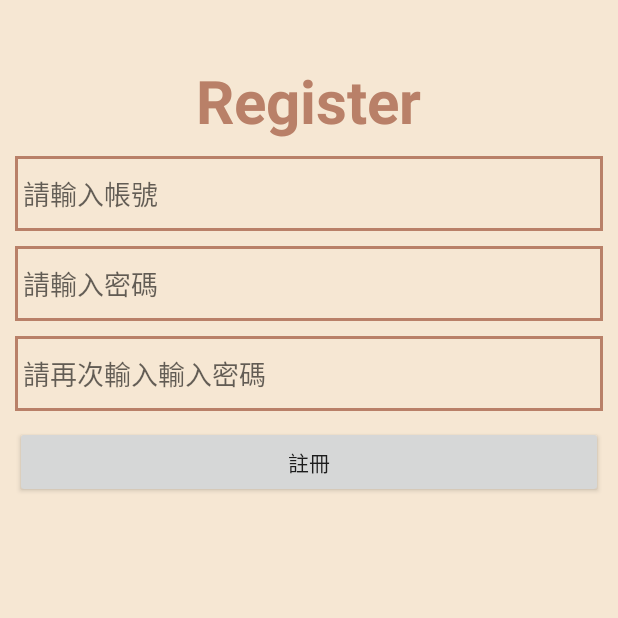
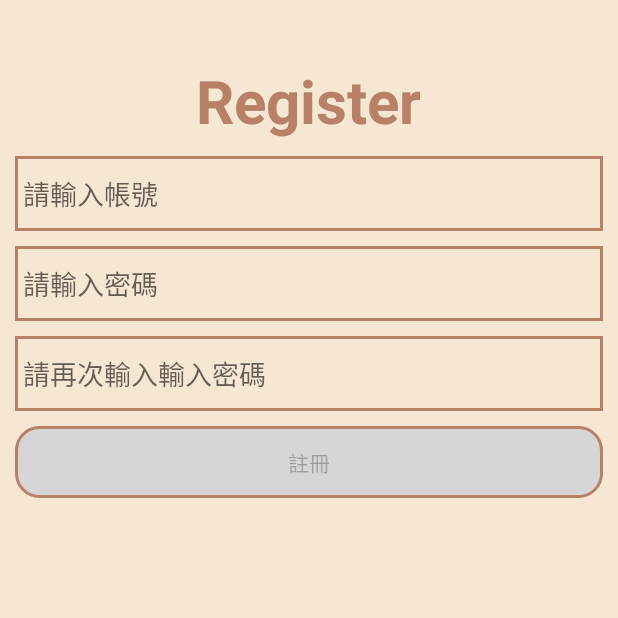
Before and after one commit to stanleyoho/FindMyCafePlus, an Android app: the fragment RegisterFragment placed in its activity, on a phone screen of 412 x 824 dp, the top half of it. Run offline under Robolectric (Android 15) with nearby library versions, the phone set to English and light mode, and no system bars; our stand-ins replace Firebase (no records; nobody signed in at launch, a user with empty details on screens opened directly); libraries missing offline, so code that uses them is left out: com.facebook, com.facebook.login; 2 statements that could not run were skipped.

Commit message:
Note: - add text change listener

```diff
--- a/app/src/main/java/com/app/findmycafeplus/Fragment/LoginFragment.kt
+++ b/app/src/main/java/com/app/findmycafeplus/Fragment/LoginFragment.kt
@@ -5,6 +5,8 @@ import android.accounts.AccountManager
 import android.content.Intent
 import android.os.Bundle
 import android.support.v4.app.Fragment
+import android.text.Editable
+import android.text.TextWatcher
 import android.view.LayoutInflater
 import android.view.View
 import android.view.ViewGroup
@@ -37,7 +39,7 @@ class LoginFragment : BasicFragment() {
     private val auth = AccountLoginManager.getAuthInstance()
 
     private val facebookCallBackManager = CallbackManager.Factory.create()
-    private val facebookLoginManager = LoginManager.getInstance()
+    private lateinit var  loginFragmentView : View
     private val GOOGLE_SIGN_IN = 100
 
     companion object {
@@ -56,17 +58,41 @@ class LoginFragment : BasicFragment() {
 
     override fun onCreateView(inflater: LayoutInflater, container: ViewGroup?, savedInstanceState: Bundle?): View? {
 
-        val view = inflater.inflate(R.layout.fragment_login, container, false)
+        loginFragmentView = inflater.inflate(R.layout.fragment_login, container, false)
+        initEvent(loginFragmentView)
+        signInWithFacebook(loginFragmentView)
+        return loginFragmentView
+    }
+
+    private fun initEvent(view : View){
         view.btnLoginMail.setOnClickListener(onclickListener)
         view.btnLoginFacebook.setOnClickListener(onclickListener)
         view.btnLoginGoogle.setOnClickListener(onclickListener)
         view.btnLogin.setOnClickListener(onclickListener)
         view.btnLoginFacebook.setOnClickListener(onclickListener)
+
+        //setDisable
+        view.btnLogin.isEnabled = false
+
+        //set textChangeListener
+        view.editLoginAccount.addTextChangedListener(textChangeListener)
+        view.editLoginPwd.addTextChangedListener(textChangeListener)
+
         //test
         view.btnLoginIsLogin.setOnClickListener(onclickListener)
         view.btnLogout.setOnClickListener(onclickListener)
-        signInWithFacebook(view)
-        return view
+    }
+
+    private var textChangeListener = object : TextWatcher{
+        override fun afterTextChanged(s: Editable?) {
+            val accountText = loginFragmentView.editLoginAccount.text.toString().length
+            val pwdText = loginFragmentView.editLoginPwd.text.toString().length
+            btnLogin.isEnabled = accountText > 0 && pwdText >0
+        }
+
+        override fun beforeTextChanged(s: CharSequence?, start: Int, count: Int, after: Int) {}
+
+        override fun onTextChanged(s: CharSequence?, start: Int, before: Int, count: Int) {}
     }
 
     private var onclickListener = View.OnClickListener { v ->
--- a/app/src/main/java/com/app/findmycafeplus/Fragment/MapFragment.kt
+++ b/app/src/main/java/com/app/findmycafeplus/Fragment/MapFragment.kt
@@ -61,7 +61,7 @@ class MapFragment : BasicFragment() , OnMapReadyCallback{
         initMap(googleMap)
 
         //add mark
-        addMarkOnMap(cafeList)
+//        addMarkOnMap(cafeList)
 
         MapUtils.moveCameraTo(mMap,location,Constants.ZOOM_NORMAL)
     }
--- a/app/src/main/java/com/app/findmycafeplus/Fragment/RegisterFragment.kt
+++ b/app/src/main/java/com/app/findmycafeplus/Fragment/RegisterFragment.kt
@@ -1,6 +1,8 @@
 package com.app.findmycafeplus.Fragment
 
 import android.os.Bundle
+import android.text.Editable
+import android.text.TextWatcher
 import android.view.LayoutInflater
 import android.view.View
 import android.view.ViewGroup
@@ -12,27 +14,40 @@ import com.app.findmycafeplus.R
 import com.google.android.gms.tasks.OnCompleteListener
 import com.google.android.gms.tasks.Task
 import com.google.firebase.auth.AuthResult
+import kotlinx.android.synthetic.main.fragment_login.*
+import kotlinx.android.synthetic.main.fragment_register.*
 import kotlinx.android.synthetic.main.fragment_register.view.*
 
 class RegisterFragment : BasicFragment() {
 
-    private lateinit var myView: View
+    private lateinit var regFragmentView : View
 
     override fun onCreate(savedInstanceState: Bundle?) {
         super.onCreate(savedInstanceState)
     }
 
     override fun onCreateView(inflater: LayoutInflater, container: ViewGroup?, savedInstanceState: Bundle?): View? {
-        myView = inflater.inflate(R.layout.fragment_register, container, false)
-        myView!!.btnRegMail.setOnClickListener(clickListener)
-        return myView
+        regFragmentView = inflater.inflate(R.layout.fragment_register, container, false)
+        initEvent(regFragmentView)
+        return regFragmentView
+    }
+
+
+    private fun initEvent(myView : View){
+        regFragmentView.btnRegMail.setOnClickListener(clickListener)
+
+        regFragmentView.btnRegMail.isEnabled = false
+        //add textChangeListener
+        regFragmentView.editRegAccount.addTextChangedListener(textChangeListener)
+        regFragmentView.editRegPwd.addTextChangedListener(textChangeListener)
+        regFragmentView.editRegPwdCheck.addTextChangedListener(textChangeListener)
     }
 
     private val clickListener = View.OnClickListener { v ->
         val viewId = v?.id
         when (viewId) {
             R.id.btnRegMail -> {
-                AccountLoginManager.signInWithMail(myView.editRegAccount.text.toString(), myView.editRegPwd.text.toString())
+                AccountLoginManager.signInWithMail(regFragmentView.editRegAccount.text.toString(), regFragmentView.editRegPwd.text.toString())
                         .addOnCompleteListener { p0 ->
                             if (p0.isSuccessful) {
                                 loginSuccess(Constants.LOGIN_TYPE_EMAIL)
@@ -47,6 +62,20 @@ class RegisterFragment : BasicFragment() {
         }
     }
 
+    private var textChangeListener = object : TextWatcher {
+        override fun afterTextChanged(s: Editable?) {
+            val accountText = regFragmentView.editRegAccount.text.toString().length
+            val pwdText = regFragmentView.editRegPwd.text.toString()
+            val pwdCheckText = regFragmentView.editRegPwdCheck.text.toString()
+
+            regFragmentView.btnRegMail.isEnabled = accountText > 0 && pwdText.isNotEmpty() && pwdCheckText.isNotEmpty() && pwdText == pwdCheckText
+        }
+
+        override fun beforeTextChanged(s: CharSequence?, start: Int, count: Int, after: Int) {}
+
+        override fun onTextChanged(s: CharSequence?, start: Int, before: Int, count: Int) {}
+    }
+
     private fun loginSuccess(loginType: Int) {
         UserPreference(context!!).loginType = loginType
         fragmentChangeListener.switchFragment(PageName.BACK_TO_MAIN)
--- /dev/null
+++ b/app/src/main/res/drawable/btn_confirm_disable.xml
@@ -0,0 +1,8 @@
+<?xml version="1.0" encoding="utf-8"?>
+<shape xmlns:android="http://schemas.android.com/apk/res/android"
+    android:shape="rectangle">
+
+    <solid android:color="@color/gray"/>
+    <corners android:radius="15dp"/>
+    <stroke android:color="@color/colorPrimaryDark" android:width="2dp"/>
+</shape>
--- /dev/null
+++ b/app/src/main/res/drawable/btn_is_enable.xml
@@ -0,0 +1,5 @@
+<?xml version="1.0" encoding="utf-8"?>
+<selector xmlns:android="http://schemas.android.com/apk/res/android">
+    <item android:drawable="@drawable/btn_confirm" android:state_enabled="true" />
+    <item android:drawable="@drawable/btn_confirm_disable" android:state_enabled="false" />
+</selector>
--- a/app/src/main/res/layout/fragment_login.xml
+++ b/app/src/main/res/layout/fragment_login.xml
@@ -56,10 +56,11 @@
 
     <Button
         android:id="@+id/btnLogin"
-        android:layout_width="wrap_content"
+        android:layout_width="match_parent"
         android:layout_height="wrap_content"
         android:text="Login"
-        android:layout_marginTop="20dp"/>
+        android:layout_marginTop="20dp"
+        android:background="@drawable/btn_is_enable"/>
 
     <LinearLayout
         android:layout_width="match_parent"
--- a/app/src/main/res/layout/fragment_register.xml
+++ b/app/src/main/res/layout/fragment_register.xml
@@ -78,6 +78,7 @@
             android:layout_width="0dp"
             android:layout_height="wrap_content"
             android:layout_weight="1"
-            android:text="註冊"/>
+            android:text="註冊"
+            android:background="@drawable/btn_is_enable"/>
     </LinearLayout>
 </LinearLayout>
--- a/app/src/main/res/values/colors.xml
+++ b/app/src/main/res/values/colors.xml
@@ -6,6 +6,7 @@
 
     <color name="bgActionBar">#f4d5ad</color>
     <color name="pink">#edb9cc</color>
+    <color name="gray">#d6d6d6</color>
     <color name="colorWhite">#FFFFFF</color>
     <color name="bgGoogleLogin">#cf4332</color>
     <color name="bgMailLogin">#36b3f9</color>
```
